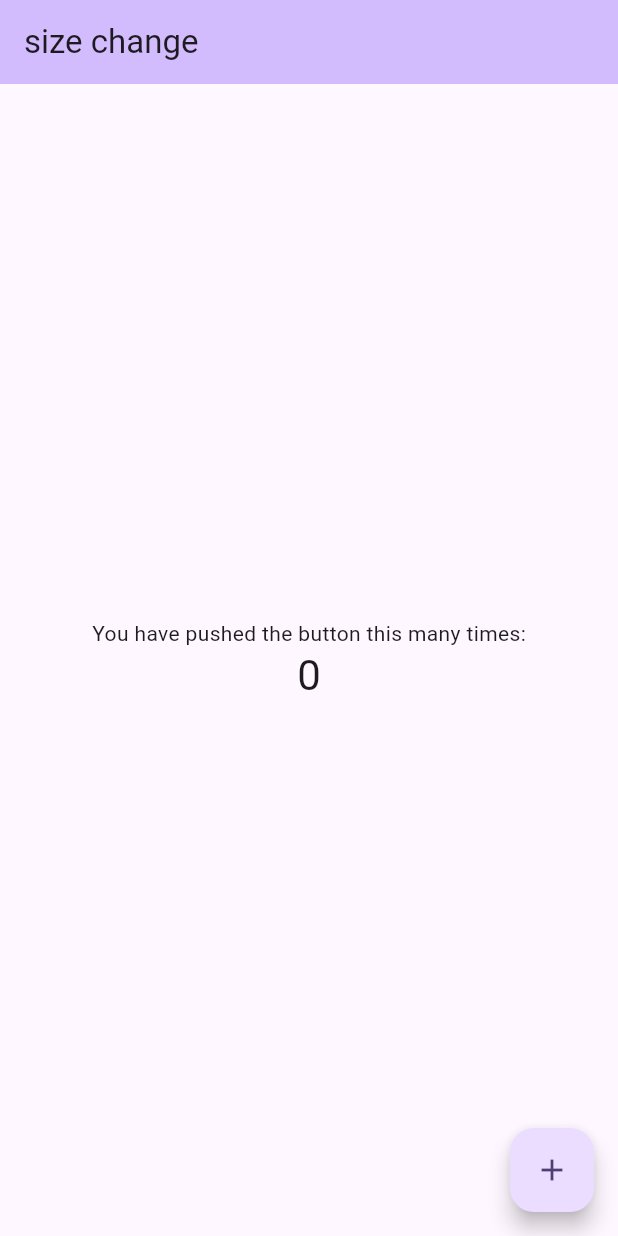
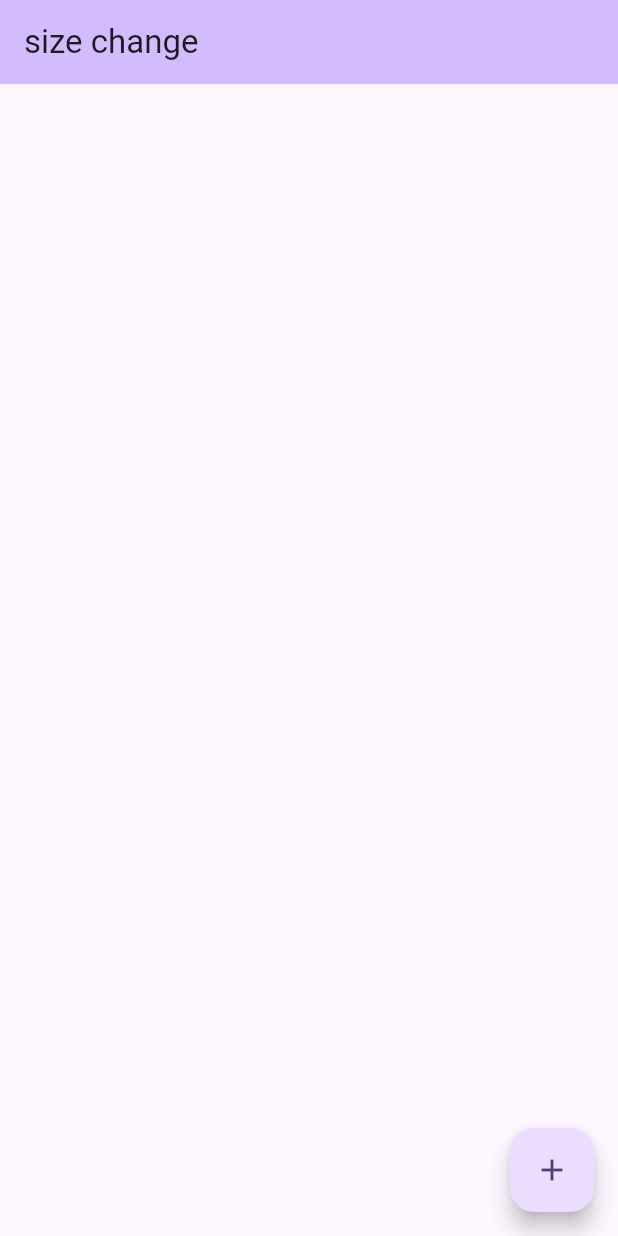
Before and after one commit to c22349/size_change, a Flutter app: the screen it shows after launch, on a phone screen of 412 x 824 dp. Run offline on Flutter 3.47's test engine with Material 3 defaults, Android fonts, the light colour scheme and no system bars.

```diff
--- a/lib/main.dart
+++ b/lib/main.dart
@@ -44,18 +44,7 @@
         backgroundColor: Theme.of(context).colorScheme.inversePrimary,
         title: Text(widget.title),
       ),
-      body: Center(
-        child: Column(
-          mainAxisAlignment: MainAxisAlignment.center,
-          children: <Widget>[
-            const Text('You have pushed the button this many times:'),
-            Text(
-              '$_counter',
-              style: Theme.of(context).textTheme.headlineMedium,
-            ),
-          ],
-        ),
-      ),
+      body: Center(child: Column()),
       floatingActionButton: FloatingActionButton(
         onPressed: _incrementCounter,
         tooltip: 'Increment',
```
Also changed, not shown: 1 other file.
